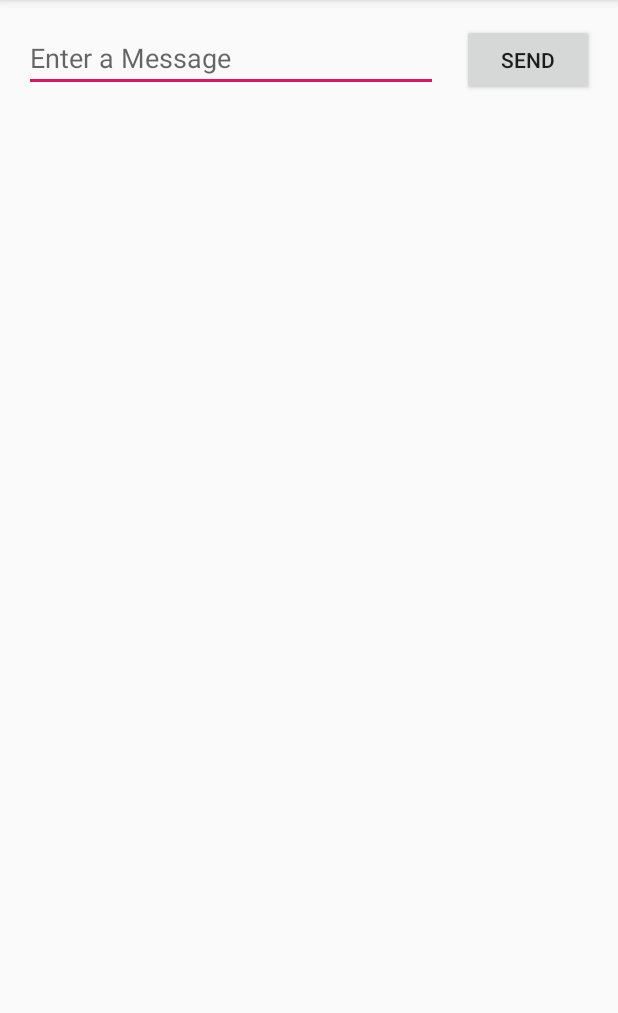
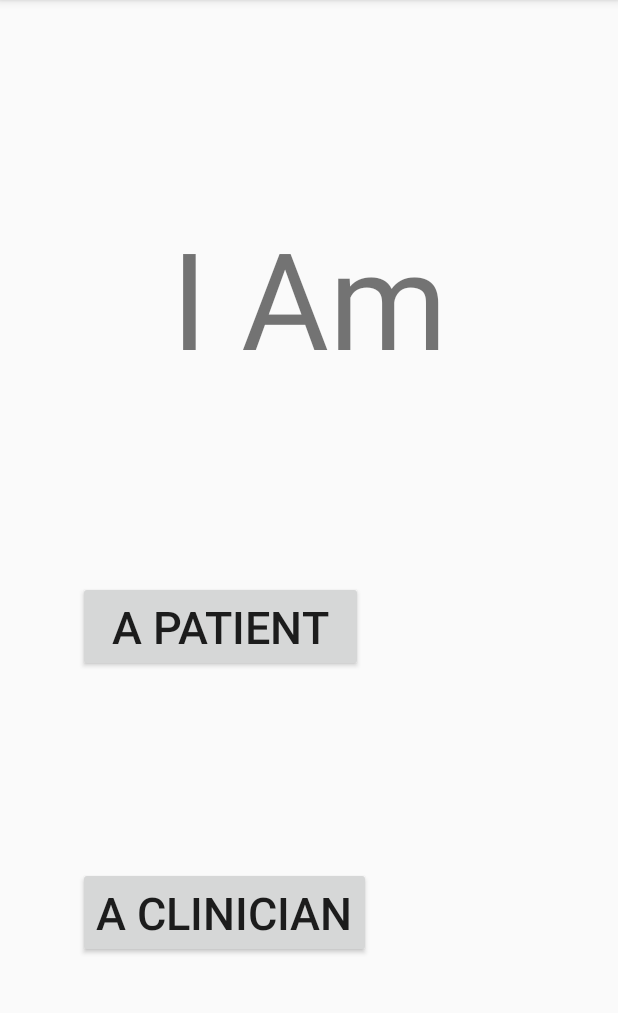
Before and after one commit to RebeccaLassiter/MATCHA, an Android app: the screen it shows after launch (MainActivity), on a phone screen of 412 x 824 dp, the part 84-1097 px from its top. Run offline under Robolectric (Android 15) with nearby library versions, the phone set to English and light mode, and no system bars.

Commit message:
Home Page Initial Structure

```diff
--- a/app/src/main/java/com/example/rebecca/matchav11/DisplayMessageActivity.java
+++ /dev/null
@@ -1,25 +0,0 @@
-package com.example.rebecca.matchav11;
-
-import android.content.Intent;
-import android.support.v7.app.AppCompatActivity;
-import android.os.Bundle;
-import android.widget.TextView;
-
-public class DisplayMessageActivity extends AppCompatActivity {
-
-    @Override
-    protected void onCreate(Bundle savedInstanceState) {
-        super.onCreate(savedInstanceState);
-        setContentView(R.layout.activity_display_message);
-
-        // Get the Intent that started this activity and extract the string
-        Intent intent = getIntent();
-        String message = intent.getStringExtra(MainActivity.EXTRA_MESSAGE);
-
-        // Capture the layout's TextView and set the string as its text
-        TextView textView = findViewById(R.id.textView);
-        textView.setText(message);
-    }
-
-
-}
--- a/app/src/main/java/com/example/rebecca/matchav11/MainActivity.java
+++ b/app/src/main/java/com/example/rebecca/matchav11/MainActivity.java
@@ -16,11 +16,11 @@ public class MainActivity extends AppCompatActivity {
         setContentView(R.layout.activity_main);
     }
 
-    public void sendMessage(View view) {
+    /*public void sendMessage(View view) {
         Intent intent = new Intent(this, DisplayMessageActivity.class);
         EditText editText = (EditText) findViewById(R.id.editText);
         String message = editText.getText().toString();
         intent.putExtra(EXTRA_MESSAGE, message);
         startActivity(intent);
-    }
+    }*/
 }
--- a/app/src/main/res/layout/activity_main.xml
+++ b/app/src/main/res/layout/activity_main.xml
@@ -6,34 +6,41 @@
     android:layout_height="match_parent"
     tools:context=".MainActivity">
 
-    <EditText
-        android:id="@+id/editText"
-        android:layout_width="0dp"
+    <TextView
+        android:id="@+id/textView2"
+        android:layout_width="wrap_content"
         android:layout_height="wrap_content"
-        android:layout_marginStart="16dp"
-        android:layout_marginLeft="16dp"
-        android:layout_marginTop="16dp"
-        android:layout_marginEnd="16dp"
-        android:layout_marginRight="16dp"
-        android:ems="10"
-        android:hint="@string/edit_message"
-        android:inputType="textPersonName"
-        app:layout_constraintEnd_toStartOf="@+id/button"
+        android:layout_marginTop="8dp"
+        android:text="@string/pg1Title"
+        android:textSize="90sp"
+        app:layout_constraintBottom_toTopOf="@+id/button"
+        app:layout_constraintEnd_toEndOf="parent"
         app:layout_constraintHorizontal_bias="0.5"
-        app:layout_constraintHorizontal_chainStyle="packed"
         app:layout_constraintStart_toStartOf="parent"
         app:layout_constraintTop_toTopOf="parent" />
 
     <Button
         android:id="@+id/button"
+        android:layout_width="190dp"
+        android:layout_height="wrap_content"
+        android:layout_marginStart="52dp"
+        android:layout_marginLeft="52dp"
+        android:text="@string/patient_button"
+        android:textSize="30sp"
+        app:layout_constraintBottom_toTopOf="@+id/button2"
+        app:layout_constraintStart_toStartOf="parent"
+        app:layout_constraintTop_toBottomOf="@+id/textView2" />
+
+    <Button
+        android:id="@+id/button2"
         android:layout_width="wrap_content"
         android:layout_height="wrap_content"
-        android:layout_marginEnd="16dp"
-        android:layout_marginRight="16dp"
-        android:onClick="sendMessage"
-        android:text="@string/button_send"
-        app:layout_constraintBaseline_toBaselineOf="@+id/editText"
-        app:layout_constraintEnd_toEndOf="parent"
-        app:layout_constraintHorizontal_bias="0.5"
-        app:layout_constraintStart_toEndOf="@+id/editText" />
+        android:layout_marginStart="52dp"
+        android:layout_marginLeft="52dp"
+        android:text="@string/clinician_button"
+        android:textSize="30sp"
+        app:layout_constraintBottom_toBottomOf="parent"
+        app:layout_constraintStart_toStartOf="parent"
+        app:layout_constraintTop_toBottomOf="@+id/button" />
+
 </android.support.constraint.ConstraintLayout>
--- a/app/src/main/res/values/strings.xml
+++ b/app/src/main/res/values/strings.xml
@@ -2,4 +2,7 @@
     <string name="app_name">MATCHA v1.1</string>
     <string name="edit_message">Enter a Message</string>
     <string name="button_send">Send</string>
+    <string name="pg1Title">I Am</string>
+    <string name="patient_button">A Patient</string>
+    <string name="clinician_button">A Clinician</string>
 </resources>
```
